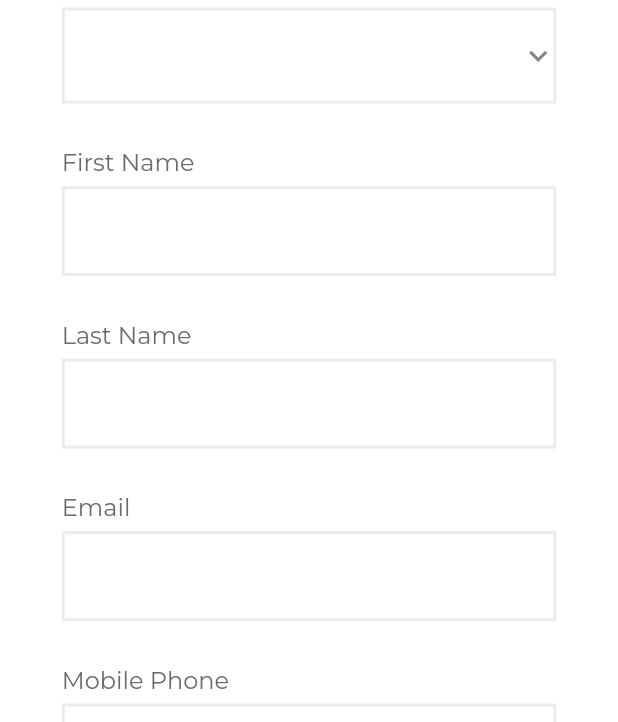
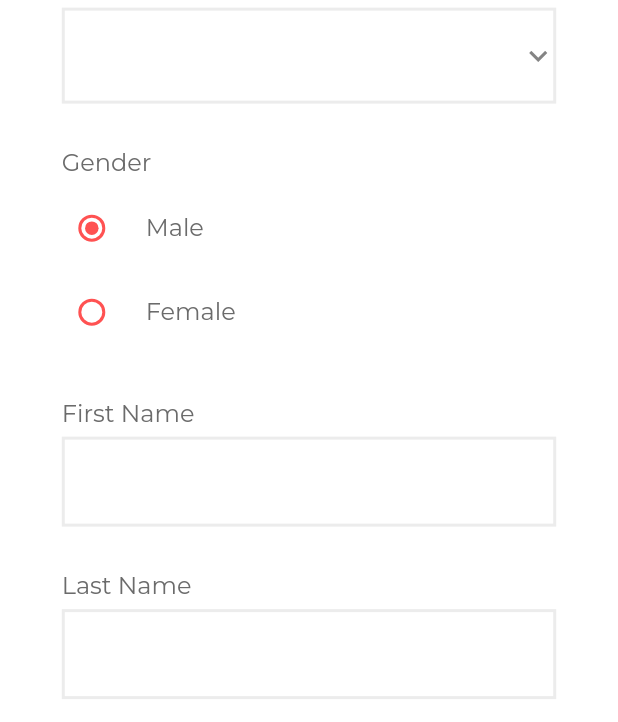
Before and after one commit to rounakraj03/loan-flutter, a Flutter app: the screen it shows after launch, scrolled down 576 dp, on a phone screen of 412 x 824 dp, the part 514-1236 px from its top. Run offline on Flutter 3.47's test engine with Material 2 defaults, Android fonts, the phone set to English and light mode, and no system bars; our stand-ins replace carousel_slider, dio, dots_indicator, google_fonts, google_maps_flutter, visibility_detector.

```diff
--- a/lib/widgets/applyNowWidgets.dart
+++ b/lib/widgets/applyNowWidgets.dart
@@ -36,6 +36,8 @@ class _ApplyNowFormState extends State<ApplyNowForm> {
   final workPhoneController  = TextEditingController();
   final lengthOfEmploymentController  = TextEditingController();
   final monthlyIncomeController  = TextEditingController();
+
+  String genderValue = "Male";
 
 
   List<String> purposeOfLoanOptions =  ["Business Loan", "Loan Against Property", "Personal Loan", "Home Loan", "Car Loan", "General Insurance", "Health Insurance"];
@@ -93,7 +95,45 @@ class _ApplyNowFormState extends State<ApplyNowForm> {
                         ))
                     ],
                   ),
-                  //todo add gender radio button
+
+                  SizedBox(height: 30,),
+                  Column(
+                    crossAxisAlignment: CrossAxisAlignment.start,
+                    children: [
+                      Text("Gender", style: textstyle1),
+                      SizedBox(height: 5,),
+                      RadioListTile(
+                        activeColor: Colors.redAccent,
+                        fillColor: MaterialStatePropertyAll(Colors.redAccent),
+                        contentPadding: EdgeInsets.only(left: 0),
+                        value: "Male",
+                        groupValue: genderValue,
+                        title: Text('Male', style: textstyle1,),
+                        onChanged: (value) {
+                          setState(() {
+                            if(value != null) {
+                              genderValue = value;
+                            }
+                          });
+                        },
+                      ),
+                      RadioListTile(
+                        contentPadding: EdgeInsets.only(left: 0),
+                        activeColor: Colors.redAccent,
+                        fillColor: MaterialStatePropertyAll(Colors.redAccent),
+                        value: "Female",
+                        groupValue: genderValue,
+                        title: Text('Female', style: textstyle1,),
+                        onChanged: (value) {
+                          setState(() {
+                            if(value != null) {
+                              genderValue = value;
+                            }
+                          });
+                        },
+                      ),
+                    ],
+                  ),
                   SizedBox(height: 30,),
                   Row(
                     children: [
@@ -406,10 +446,16 @@ class _ApplyNowFormState extends State<ApplyNowForm> {
                           print("workPhoneController => ${workPhoneController.text}");
                           print("lengthOfEmploymentController => ${lengthOfEmploymentController.text}");
                           print("monthlyIncomeController => ${monthlyIncomeController.text}");
+                          print("gender => ${genderValue}");
                         }
                       }, width: 180, height: 60,),
                     ],
                   ),
+
+
+
+
+
                 ],
               ),
             ),
@@ -441,6 +487,45 @@ class _ApplyNowFormState extends State<ApplyNowForm> {
                         purposeOfLoanController.text = value;
                       }
                     }),
+                  ),
+
+                  SizedBox(height: 30,),
+                  Column(
+                    crossAxisAlignment: CrossAxisAlignment.start,
+                    children: [
+                      Text("Gender", style: textstyle1),
+                      SizedBox(height: 5,),
+                      RadioListTile(
+                        activeColor: Colors.redAccent,
+                        fillColor: MaterialStatePropertyAll(Colors.redAccent),
+                        contentPadding: EdgeInsets.only(left: 0),
+                        value: "Male",
+                        groupValue: genderValue,
+                        title: Text('Male', style: textstyle1,),
+                        onChanged: (value) {
+                          setState(() {
+                            if(value != null) {
+                              genderValue = value;
+                            }
+                          });
+                        },
+                      ),
+                      RadioListTile(
+                        contentPadding: EdgeInsets.only(left: 0),
+                        activeColor: Colors.redAccent,
+                        fillColor: MaterialStatePropertyAll(Colors.redAccent),
+                        value: "Female",
+                        groupValue: genderValue,
+                        title: Text('Female', style: textstyle1,),
+                        onChanged: (value) {
+                          setState(() {
+                            if(value != null) {
+                              genderValue = value;
+                            }
+                          });
+                        },
+                      ),
+                    ],
                   ),
 
                   SizedBox(height: 30,),
@@ -627,6 +712,7 @@ class _ApplyNowFormState extends State<ApplyNowForm> {
                           print("workPhoneController => ${workPhoneController.text}");
                           print("lengthOfEmploymentController => ${lengthOfEmploymentController.text}");
                           print("monthlyIncomeController => ${monthlyIncomeController.text}");
+                          print("gender => ${genderValue}");
                         }
                       }, width: 180, height: 60,),
                     ],
```
